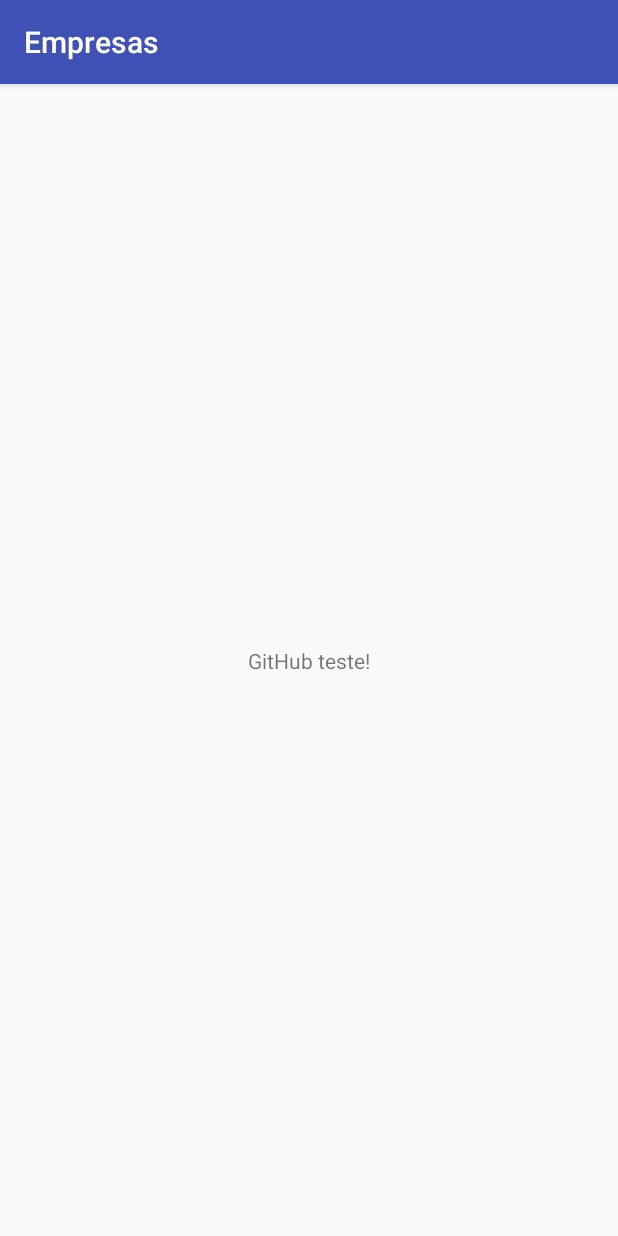
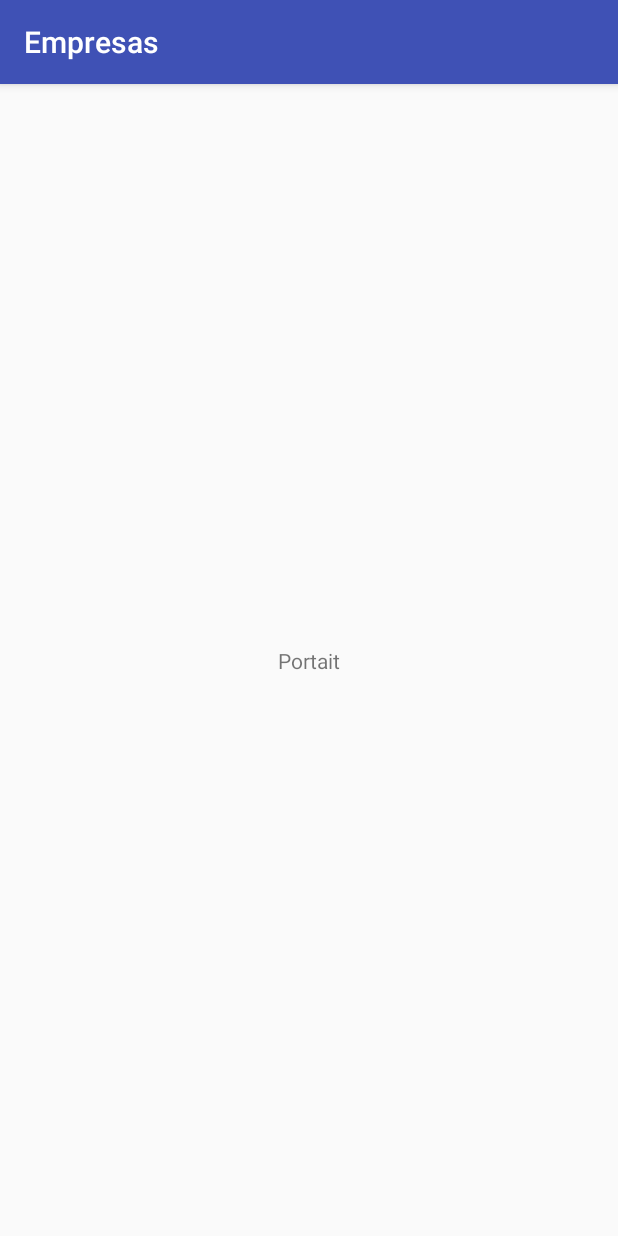
Before and after one commit to Eventeam/Empresas, an Android app: the screen it shows after launch (MainActivity), on a phone screen of 412 x 824 dp. Run offline under Robolectric (Android 15) with nearby library versions, the phone set to English and light mode, and no system bars.

Commit message:
2º- Commit

```diff
--- a/app/src/main/res/layout/activity_main.xml
+++ b/app/src/main/res/layout/activity_main.xml
@@ -9,7 +9,7 @@
     <TextView
         android:layout_width="wrap_content"
         android:layout_height="wrap_content"
-        android:text="@string/github_teste"
+        android:text="Portait"
         app:layout_constraintBottom_toBottomOf="parent"
         app:layout_constraintLeft_toLeftOf="parent"
         app:layout_constraintRight_toRightOf="parent"
--- a/app/src/main/res/values/strings.xml
+++ b/app/src/main/res/values/strings.xml
@@ -1,4 +1,3 @@
 <resources>
     <string name="app_name">Empresas</string>
-    <string name="github_teste">GitHub teste!</string>
 </resources>
```
